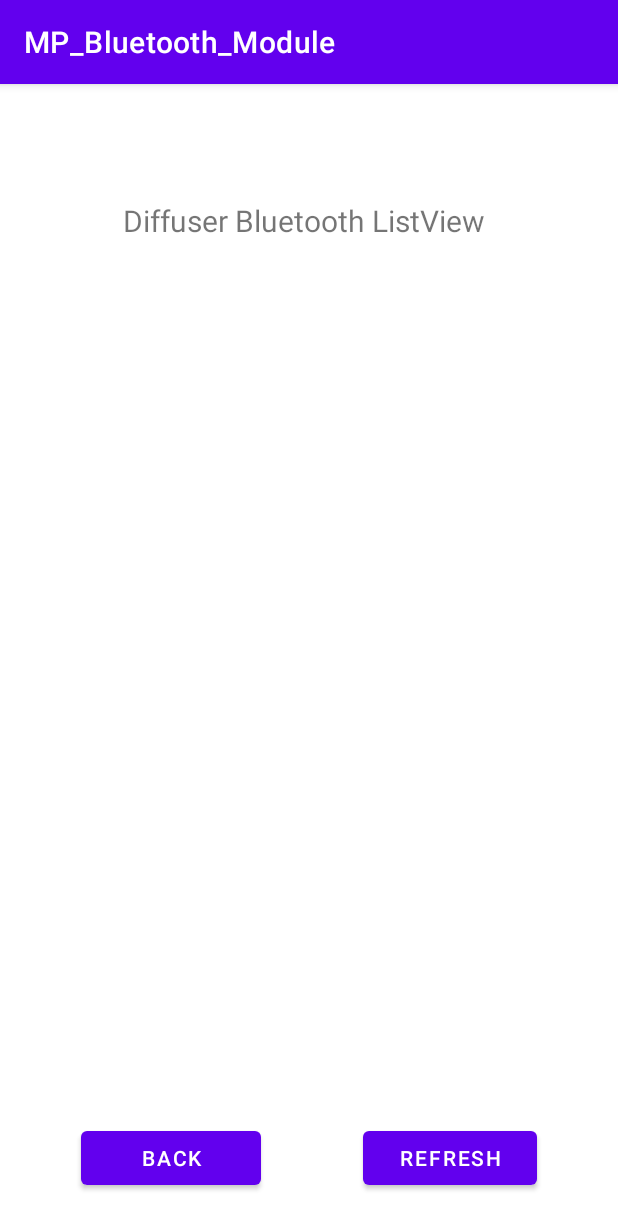
After one commit to John-2525/MP_Bluetooth_Module, an Android app: the Diffuser_Listview screen opened directly, with no data from a screen before it, on a phone screen of 412 x 824 dp. The commit adds this screen. Shown: the top 1229 px of the screen. Run offline under Robolectric (Android 15) with nearby library versions, the phone set to English and light mode, and no system bars.

Commit message:
Set Button to toggle between home page and diffuser listview

```diff
--- /dev/null
+++ b/app/src/main/java/com/example/mp_bluetooth_module/Diffuser_Listview.java
@@ -0,0 +1,43 @@
+package com.example.mp_bluetooth_module;
+
+import android.content.Intent;
+import android.os.Bundle;
+import android.view.View;
+import android.widget.Button;
+import android.widget.ListView;
+import android.widget.TextView;
+
+import androidx.appcompat.app.AppCompatActivity;
+
+public class Diffuser_Listview extends AppCompatActivity {
+
+    // Initializing variables
+    private Button BackBtn, RefreshBtn;
+    private TextView BluetoothTextView;
+    private ListView BluetoothListView;
+
+
+    @Override
+    protected void onCreate(Bundle savedInstanceState) {
+        super.onCreate(savedInstanceState);
+        setContentView(R.layout.activity_diffuser_listview);
+
+        BackBtn = findViewById(R.id.Back_button);
+        RefreshBtn = findViewById(R.id.Refresh_button);
+        BluetoothTextView = findViewById(R.id.Diffuser_Activity_Textview);
+        BluetoothListView = findViewById(R.id.Diffuser_Bluetooth_ListView);
+
+        BackBtn.setOnClickListener(new View.OnClickListener() {
+            @Override
+            public void onClick(View v) {
+                ReturnToHomePAge();
+            }
+        });
+    }
+
+    public void ReturnToHomePAge() {
+        Intent intentHomePage = new Intent(this, MainActivity.class);
+        startActivity(intentHomePage);
+    }
+
+}
--- /dev/null
+++ b/app/src/main/res/layout/activity_diffuser_listview.xml
@@ -0,0 +1,53 @@
+<?xml version="1.0" encoding="utf-8"?>
+<RelativeLayout xmlns:android="http://schemas.android.com/apk/res/android"
+    xmlns:app="http://schemas.android.com/apk/res-auto"
+    xmlns:tools="http://schemas.android.com/tools"
+    android:layout_width="match_parent"
+    android:layout_height="match_parent"
+    tools:context=".Diffuser_Listview">
+
+  <TextView
+      android:id="@+id/Diffuser_Activity_Textview"
+      android:layout_width="wrap_content"
+      android:layout_height="wrap_content"
+      android:layout_alignParentStart="true"
+      android:layout_alignParentTop="true"
+      android:layout_alignParentEnd="true"
+      android:layout_marginStart="82dp"
+      android:layout_marginTop="77dp"
+      android:layout_marginEnd="81dp"
+      android:text="Diffuser Bluetooth ListView"
+      android:textSize="20dp" />
+
+  <ListView
+      android:id ="@+id/Diffuser_Bluetooth_ListView"
+      android:layout_width="match_parent"
+      android:layout_height="494dp"
+      android:layout_below="@+id/Diffuser_Activity_Textview"
+      android:layout_alignParentEnd="true"
+      android:layout_alignParentBottom="true"
+      android:layout_marginTop="27dp"
+      android:layout_marginEnd="0dp"
+      android:layout_marginBottom="106dp" />
+
+  <Button
+      android:id="@+id/Back_button"
+      android:layout_width="120dp"
+      android:layout_height="wrap_content"
+      android:layout_alignParentStart="true"
+      android:layout_alignParentBottom="true"
+      android:layout_marginStart="54dp"
+      android:layout_marginBottom="28dp"
+      android:text="Back" />
+
+  <Button
+      android:id="@+id/Refresh_button"
+      android:layout_width="116dp"
+      android:layout_height="wrap_content"
+      android:layout_alignParentEnd="true"
+      android:layout_alignParentBottom="true"
+      android:layout_marginStart="70dp"
+      android:layout_marginEnd="54dp"
+      android:layout_marginBottom="28dp"
+      android:text="Refresh" />
+</RelativeLayout>
--- a/app/src/main/res/layout/activity_main.xml
+++ b/app/src/main/res/layout/activity_main.xml
@@ -37,14 +37,14 @@
         android:layout_marginEnd="35dp"
         android:layout_marginBottom="50dp"
         android:layout_toStartOf="@+id/reminder_button"
-        android:text="Diffuser"
+        android:onClick="diffuserButtonClicked"
+        android:text="Diffuser Bluetooth"
         app:layout_constraintBottom_toBottomOf="parent"
         app:layout_constraintEnd_toEndOf="parent"
         app:layout_constraintHorizontal_bias="0.201"
         app:layout_constraintStart_toStartOf="parent"
         app:layout_constraintTop_toTopOf="parent"
-        app:layout_constraintVertical_bias="0.39"
-        android:onClick="diffuserButtonClicked" />
+        app:layout_constraintVertical_bias="0.39" />
 
     <Button
         android:id="@+id/reminder_button"
```
Also changed, not shown: app/src/main/AndroidManifest.xml (+7 -5 lines), app/src/main/java/com/example/mp_bluetooth_module/MainActivity.java (+23 -23 lines).
